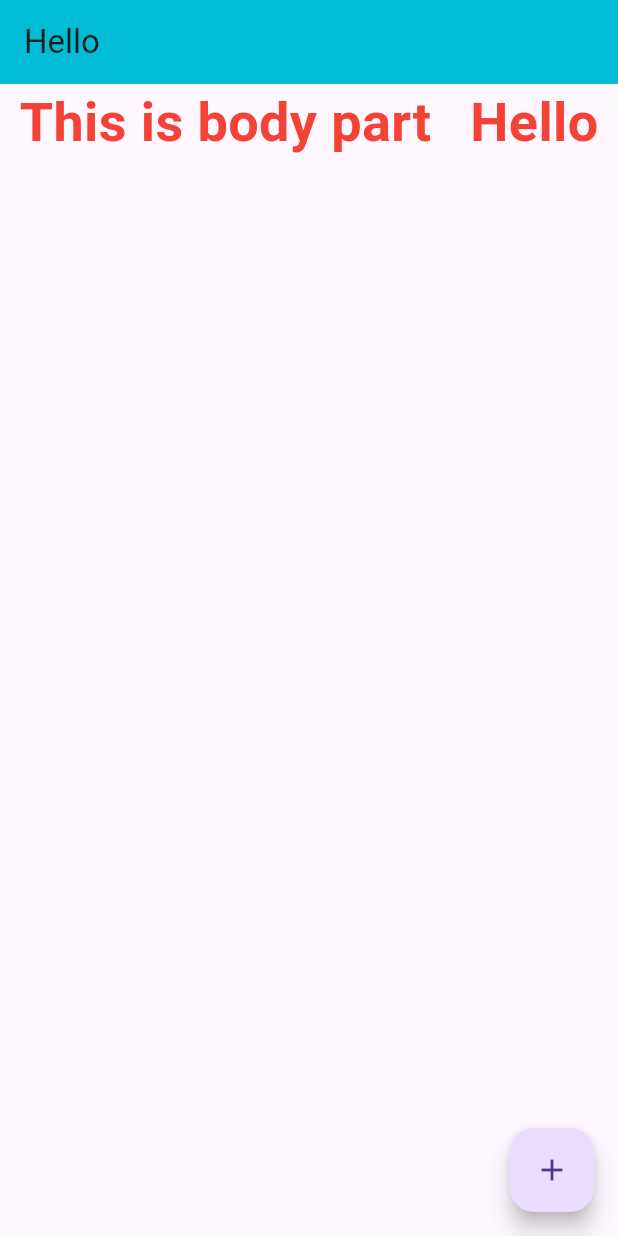
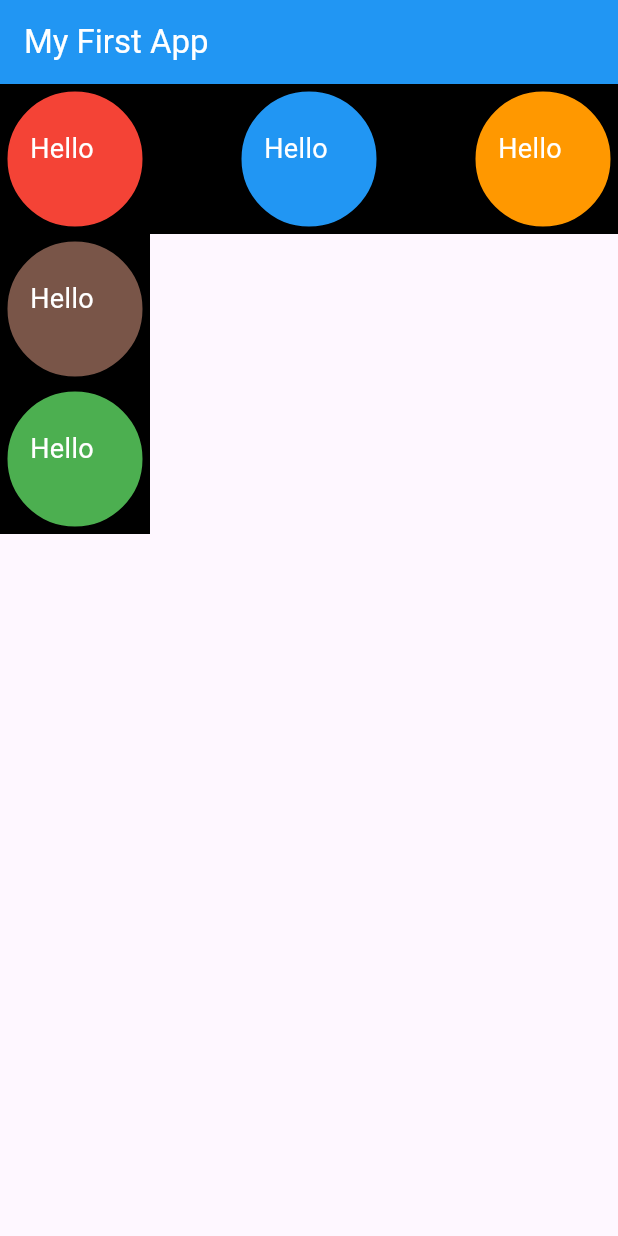
Before and after one commit to devatulparmar/batch6pm25march, a Flutter app: the screen it shows after launch, on a phone screen of 412 x 824 dp. Run offline on Flutter 3.47's test engine with Material 3 defaults, Android fonts, the light colour scheme and no system bars.

Commit message:
Column and Row

```diff
--- a/lib/main.dart
+++ b/lib/main.dart
@@ -1,44 +1,147 @@
-import 'dart:io';
-
 import 'package:flutter/material.dart';
 
 void main() {
-  runApp(MaterialApp(
+  runApp(
+    const MyApp(),
+  );
+}
+
+class MyApp extends StatefulWidget {
+  const MyApp({super.key});
+
+  @override
+  State<MyApp> createState() => _MyAppState();
+}
+
+class _MyAppState extends State<MyApp> {
+  int count = 0;
+
+  @override
+  Widget build(BuildContext context) {
+    return MaterialApp(
       home: Scaffold(
         appBar: AppBar(
-        backgroundColor: Colors.cyan,
-        title: const Text("Hello"),
-      ),
-      body: const Row(
-        mainAxisAlignment: MainAxisAlignment.spaceAround,
-        children: [
-          Text(
-            "This is body part",
+          backgroundColor: Colors.blue,
+          title: const Text(
+            "My First App",
             style: TextStyle(
-              fontSize: 36,
-              color: Colors.red,
-              fontWeight: FontWeight.bold,
+              color: Colors.white,
             ),
           ),
-          Text(
+        ),
+        body: Column(
+          // mainAxisAlignment: MainAxisAlignment.spaceBetween,
+          crossAxisAlignment: CrossAxisAlignment.start,
+          children: [
+            Container(
+              color: Colors.black,
+              child: Row(
+                mainAxisAlignment: MainAxisAlignment.spaceBetween,
+                children: [
+                  Container(
+                    // color: Colors.red,
+                    height: 100,
+                    width: 100,
+                    padding: const EdgeInsets.only(left: 15, top: 25),
+                    decoration: BoxDecoration(
+                      color: Colors.red,
+                      borderRadius: BorderRadius.circular(100),
+                      border: Border.all(color: Colors.black, width: 5),
+                    ),
+                    child: const Text(
                       "Hello",
                       style: TextStyle(
-              fontSize: 36,
-              color: Colors.red,
-              fontWeight: FontWeight.bold,
+                        color: Colors.white,
+                        fontSize: 18,
+                      ),
+                    ),
+                  ),
+                  Container(
+                    // color: Colors.red,
+                    height: 100,
+                    width: 100,
+                    padding: const EdgeInsets.only(left: 15, top: 25),
+                    decoration: BoxDecoration(
+                      color: Colors.blue,
+                      borderRadius: BorderRadius.circular(100),
+                      border: Border.all(color: Colors.black, width: 5),
+                    ),
+                    child: const Text(
+                      "Hello",
+                      style: TextStyle(
+                        color: Colors.white,
+                        fontSize: 18,
+                      ),
+                    ),
+                  ),
+                  Container(
+                    // color: Colors.red,
+                    height: 100,
+                    width: 100,
+                    padding: const EdgeInsets.only(left: 15, top: 25),
+                    decoration: BoxDecoration(
+                      color: Colors.orange,
+                      borderRadius: BorderRadius.circular(100),
+                      border: Border.all(color: Colors.black, width: 5),
+                    ),
+                    child: const Text(
+                      "Hello",
+                      style: TextStyle(
+                        color: Colors.white,
+                        fontSize: 18,
+                      ),
                     ),
                   ),
                 ],
               ),
-      floatingActionButton: FloatingActionButton(
-        onPressed: (){
-          print("Clicked");
-        },
-        child: Icon(
-          Icons.add,
-
+            ),
+            Container(
+              color: Colors.black,
+              child: Column(
+                mainAxisAlignment: MainAxisAlignment.spaceBetween,
+                children: [
+                  Container(
+                    // color: Colors.red,
+                    height: 100,
+                    width: 100,
+                    padding: const EdgeInsets.only(left: 15, top: 25),
+                    decoration: BoxDecoration(
+                      color: Colors.brown,
+                      borderRadius: BorderRadius.circular(100),
+                      border: Border.all(color: Colors.black, width: 5),
+                    ),
+                    child: const Text(
+                      "Hello",
+                      style: TextStyle(
+                        color: Colors.white,
+                        fontSize: 18,
                       ),
                     ),
                   ),
-  ));
+                  Container(
+                    // color: Colors.red,
+                    height: 100,
+                    width: 100,
+                    padding: const EdgeInsets.only(left: 15, top: 25),
+                    decoration: BoxDecoration(
+                      color: Colors.green,
+                      borderRadius: BorderRadius.circular(100),
+                      border: Border.all(color: Colors.black, width: 5),
+                    ),
+                    child: const Text(
+                      "Hello",
+                      style: TextStyle(
+                        color: Colors.white,
+                        fontSize: 18,
+                      ),
+                    ),
+                  ),
+                ],
+              ),
+            ),
+          ],
+        ),
+      ),
+    );
   }
+}
```
Lines whose indentation alone changed are shown as unchanged.
